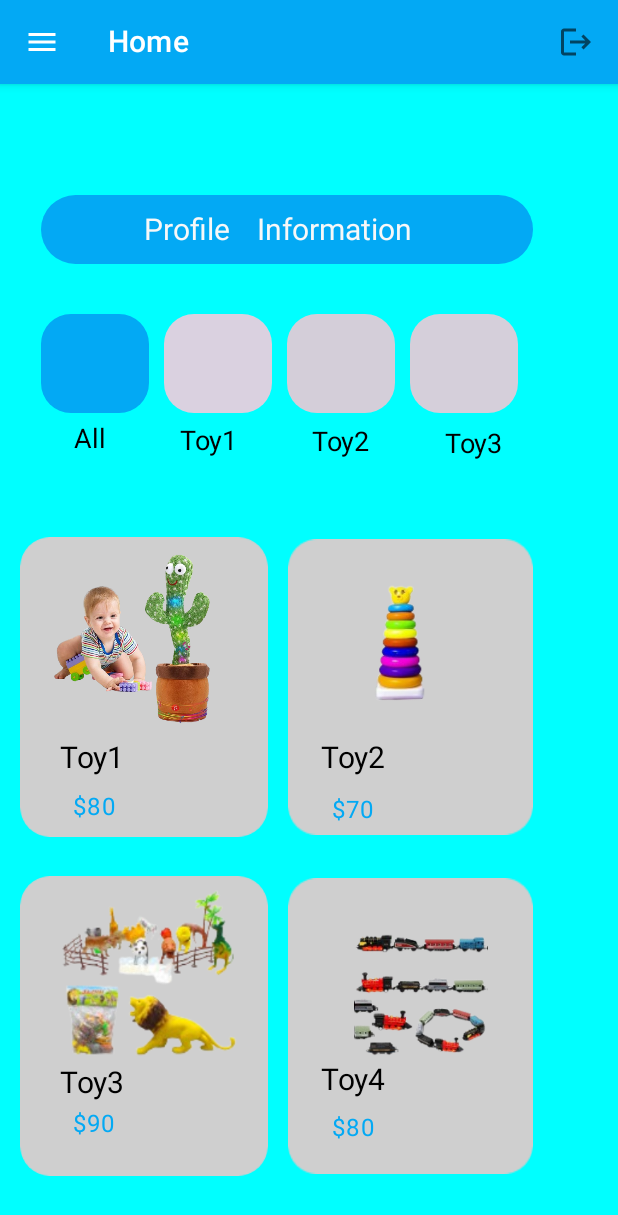
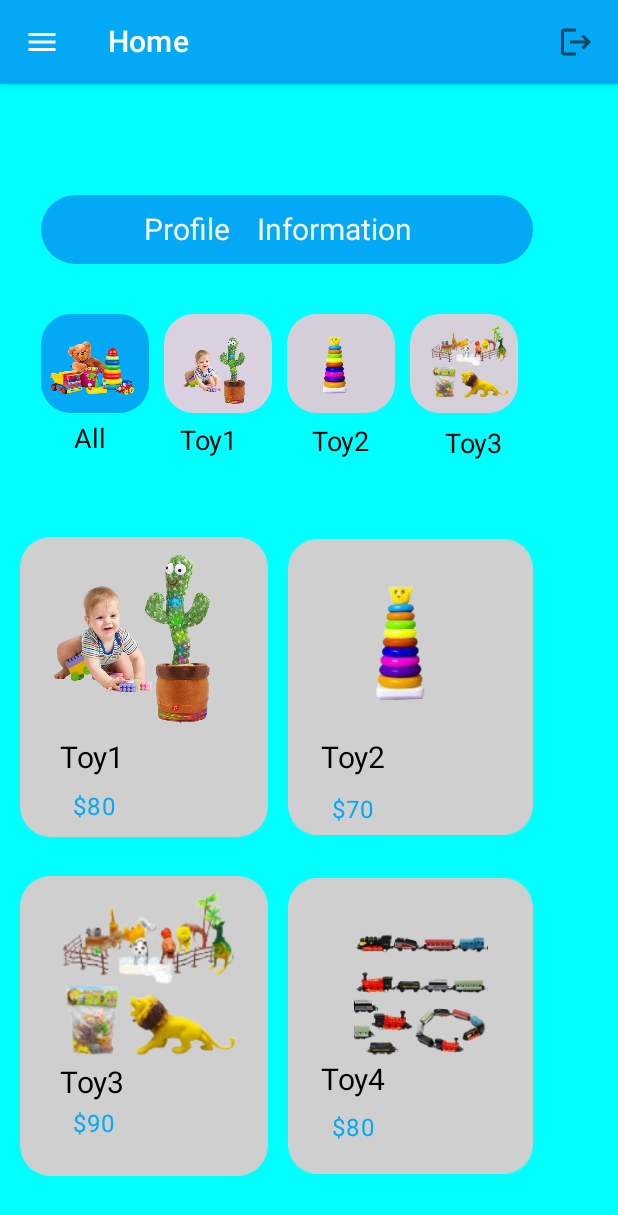
Before and after one commit to vijaybhopathi/Toylandapp, an Android app built with Jetpack Compose: the @Preview function HomeScreenPreview, on a phone screen of 412 x 824 dp. Shown: the top 1215 px of the screen. Run offline under Robolectric (Android 15) with nearby library versions, the phone set to English and light mode, and no system bars; our stand-ins replace Firebase (no records; nobody signed in at launch, a user with empty details on screens opened directly).

Commit message:
homescreen images added commit2

```diff
--- a/app/src/main/java/com/vijayabhopathi/toyland/ToylandLayoutScreens/Toylandhomescreen.kt
+++ b/app/src/main/java/com/vijayabhopathi/toyland/ToylandLayoutScreens/Toylandhomescreen.kt
@@ -217,6 +217,62 @@ fun HomeScreen(homeViewModel: ToyViewModel = viewModel()) {
                                 y = 267.dp)
                             .requiredWidth(width = 80.dp)
                             .requiredHeight(height = 34.dp))
+                    Image(
+                        painter = painterResource(id = R.drawable.allim),
+                        contentDescription = "all",
+                        modifier = Modifier
+                            .align(alignment = Alignment.TopStart)
+                            .offset(x = 25.dp,
+                                y = 205.dp)
+                            .clickable {
+                                localContext.startActivity(
+                                    Intent(localContext, DetailedPageActivity::class.java)
+                                )
+                            }
+                            .requiredWidth(width = 82.dp)
+                            .requiredHeight(height = 50.dp))
+                    Image(
+                        painter = painterResource(id = R.drawable.to1),
+                        contentDescription = "Toy1",
+                        modifier = Modifier
+                            .align(alignment = Alignment.TopStart)
+                            .offset(x = 110.dp,
+                                y = 205.dp)
+                            .clickable {
+                                localContext.startActivity(
+                                    Intent(localContext, DetailedPageActivity::class.java)
+                                )
+                            }
+                            .requiredWidth(width = 82.dp)
+                            .requiredHeight(height = 50.dp))
+                    Image(
+                        painter = painterResource(id = R.drawable.to2),
+                        contentDescription = "Toy2",
+                        modifier = Modifier
+                            .align(alignment = Alignment.TopStart)
+                            .offset(x = 175.dp,
+                                y = 200.dp)
+                            .clickable {
+                                localContext.startActivity(
+                                    Intent(localContext, DetailedPageActivity::class.java)
+                                )
+                            }
+                            .requiredWidth(width = 100.dp)
+                            .requiredHeight(height = 50.dp))
+                    Image(
+                        painter = painterResource(id = R.drawable.to3),
+                        contentDescription = "Toy3",
+                        modifier = Modifier
+                            .align(alignment = Alignment.TopStart)
+                            .offset(x = 284.dp,
+                                y = 194.dp)
+                            .requiredWidth(width = 65.dp)
+                            .clickable {
+                                localContext.startActivity(
+                                    Intent(localContext, DetailedPageActivity::class.java)
+                                )
+                            }
+                            .requiredHeight(height = 56.dp))
 
 
                     Image(
```
